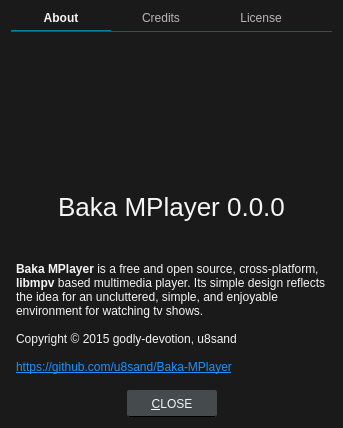
The window that src/ui/aboutdialog.ui (u8sand/Baka-MPlayer) describes before a commit, drawn with Qt 5.
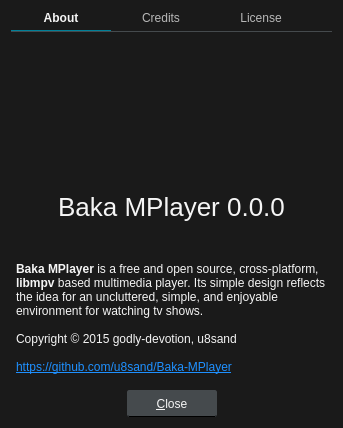
The same window after the commit. Icons and pictures are not drawn.

Commit message: Change button text case to Title Case

What changed in the file:
```diff
--- a/src/ui/aboutdialog.ui
+++ b/src/ui/aboutdialog.ui
@@ -329,7 +329,7 @@
      <item>
       <widget class="QPushButton" name="closeButton">
        <property name="text">
-        <string>&amp;CLOSE</string>
+        <string>&amp;Close</string>
        </property>
        <property name="default">
         <bool>true</bool>
```
The commit also changes 6 other files.
